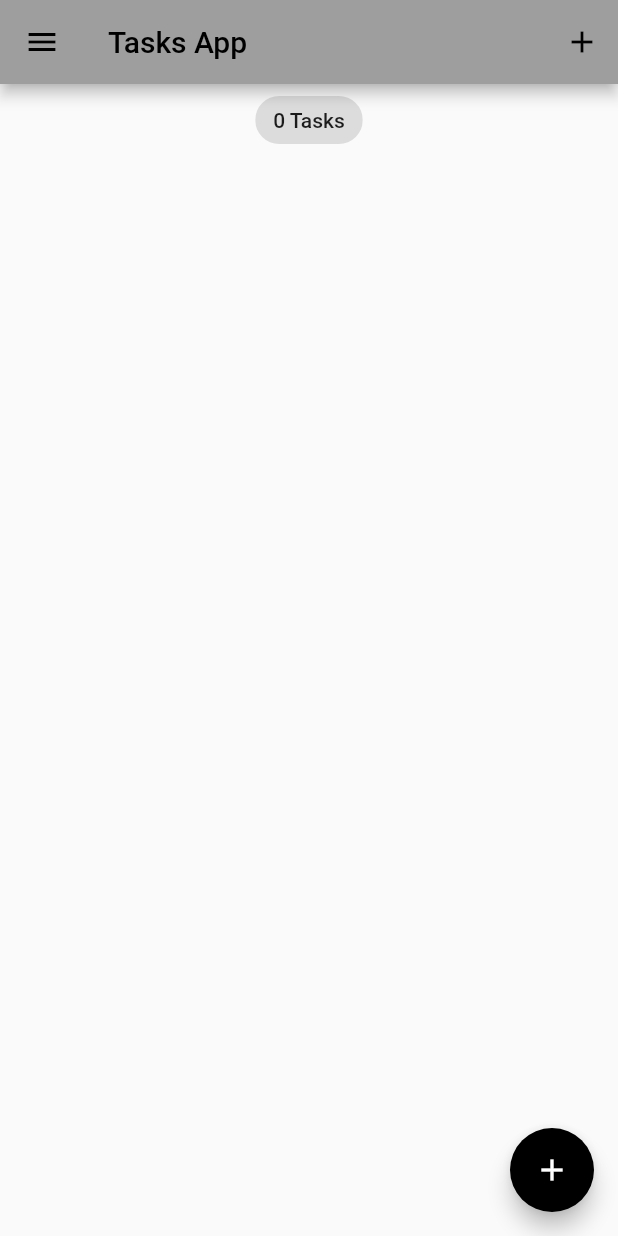
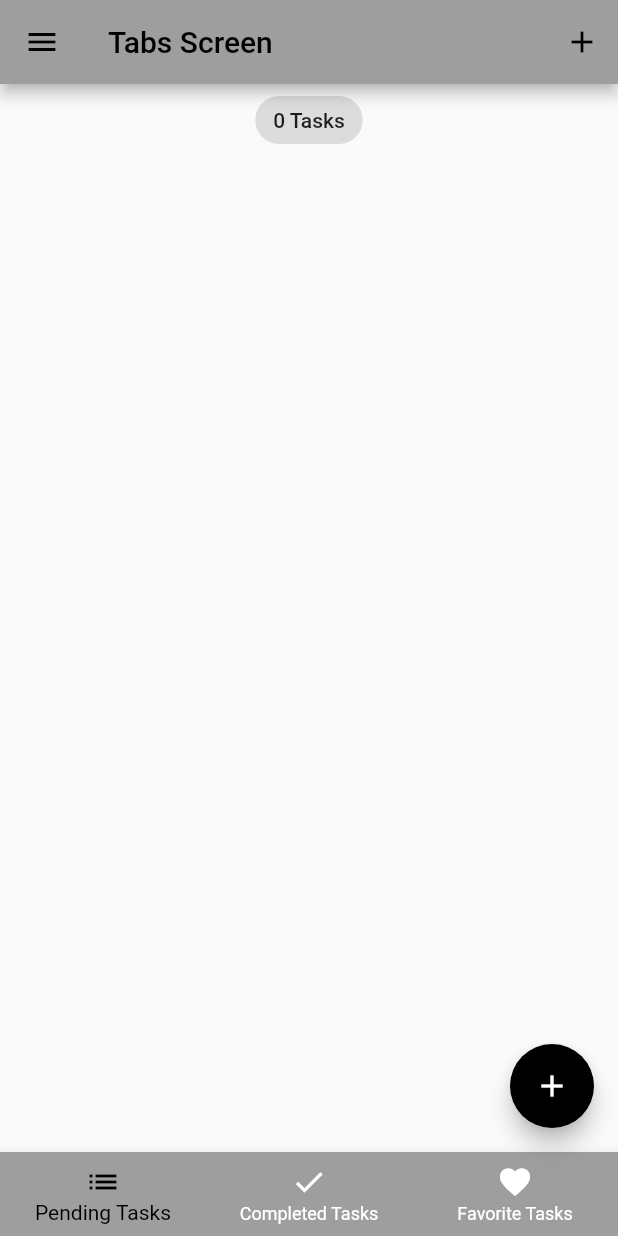
Before and after one commit to RitikRajoria/Notes_app_flutter, a Flutter app: the screen it shows after launch, in the side drawer, after a tap on the "add" icon, on a phone screen of 412 x 824 dp. Run offline on Flutter 3.47's test engine with Material 2 defaults, Android fonts, the phone set to English and light mode, and no system bars; our stand-ins replace bloc, equatable, flutter_bloc, hydrated_bloc.

Commit message:
bottom navigation bar

```diff
--- a/lib/main.dart
+++ b/lib/main.dart
@@ -1,4 +1,5 @@
 import 'package:flutter/material.dart';
+import 'package:notes_app/screen/tabs_screen.dart';
 import 'package:notes_app/services/app_router.dart';
 import 'package:notes_app/services/app_theme.dart';
 import 'package:path_provider/path_provider.dart';
@@ -43,7 +44,7 @@ class MyApp extends StatelessWidget {
             theme: state.switchValue
                 ? AppThemes.appThemeData[AppTheme.darkTheme]
                 : AppThemes.appThemeData[AppTheme.lightTheme],
-            home: const TasksScreen(),
+            home: const TabsScreen(),
             onGenerateRoute: appRouter.onGenerateRoute,
           );
         },
--- a/lib/screen/my_drawer.dart
+++ b/lib/screen/my_drawer.dart
@@ -1,6 +1,7 @@
 import 'package:flutter/material.dart';
 import 'package:notes_app/bloc/bloc_exports.dart';
 import 'package:notes_app/screen/recycle_bin.dart';
+import 'package:notes_app/screen/tabs_screen.dart';
 import 'package:notes_app/screen/task_screen.dart';
 
 class MyDrawer extends StatelessWidget {
@@ -23,8 +24,8 @@ class MyDrawer extends StatelessWidget {
             BlocBuilder<TasksBloc, TasksState>(
               builder: (context, state) {
                 return GestureDetector(
-                  onTap: () => Navigator.of(context)
-                      .pushReplacementNamed(TasksScreen.id),
+                  onTap: () =>
+                      Navigator.of(context).pushReplacementNamed(TabsScreen.id),
                   child: ListTile(
                     leading: const Icon(Icons.folder_special),
                     title: const Text('My Tasks'),
--- /dev/null
+++ b/lib/screen/tabs_screen.dart
@@ -0,0 +1,63 @@
+import 'package:flutter/material.dart';
+import 'package:notes_app/screen/add_task_screen.dart';
+import 'package:notes_app/screen/my_drawer.dart';
+import 'package:notes_app/screen/task_screen.dart';
+
+class TabsScreen extends StatelessWidget {
+  const TabsScreen({Key? key}) : super(key: key);
+
+  static const id = 'tabs_screen';
+
+  void _addTask(BuildContext context) {
+    showModalBottomSheet(
+      context: context,
+      builder: (context) => SingleChildScrollView(
+        child: Container(
+          padding:
+              EdgeInsets.only(bottom: MediaQuery.of(context).viewInsets.bottom),
+          child: AddTaskScreen(),
+        ),
+      ),
+    );
+  }
+
+  @override
+  Widget build(BuildContext context) {
+    return Scaffold(
+      appBar: AppBar(
+        title: Text('Tabs Screen'),
+        actions: [
+          IconButton(
+            onPressed: () => _addTask(context),
+            icon: const Icon(Icons.add),
+          )
+        ],
+      ),
+      drawer: MyDrawer(),
+      body: TasksScreen(),
+      floatingActionButton: FloatingActionButton(
+        onPressed: () => _addTask(context),
+        tooltip: 'Add Task',
+        child: const Icon(Icons.add),
+      ),
+      bottomNavigationBar: BottomNavigationBar(
+        currentIndex: 0,
+        onTap: (index) {},
+        items: const [
+          BottomNavigationBarItem(
+            icon: Icon(Icons.list),
+            label: 'Pending Tasks',
+          ),
+          BottomNavigationBarItem(
+            icon: Icon(Icons.done),
+            label: 'Completed Tasks',
+          ),
+          BottomNavigationBarItem(
+            icon: Icon(Icons.favorite),
+            label: 'Favorite Tasks',
+          ),
+        ],
+      ),
+    );
+  }
+}
--- a/lib/screen/task_screen.dart
+++ b/lib/screen/task_screen.dart
@@ -14,36 +14,12 @@ class TasksScreen extends StatefulWidget {
 }
 
 class _TasksScreenState extends State<TasksScreen> {
-  void _addTask(BuildContext context) {
-    showModalBottomSheet(
-      context: context,
-      builder: (context) => SingleChildScrollView(
-        child: Container(
-          padding:
-              EdgeInsets.only(bottom: MediaQuery.of(context).viewInsets.bottom),
-          child: AddTaskScreen(),
-        ),
-      ),
-    );
-  }
-
   @override
   Widget build(BuildContext context) {
     return BlocBuilder<TasksBloc, TasksState>(
       builder: (context, state) {
         List<Task> tasksList = state.allTasks;
-        return Scaffold(
-          appBar: AppBar(
-            title: const Text('Tasks App'),
-            actions: [
-              IconButton(
-                onPressed: () => _addTask(context),
-                icon: const Icon(Icons.add),
-              )
-            ],
-          ),
-          drawer: MyDrawer(),
-          body: Column(
+        return Column(
           crossAxisAlignment: CrossAxisAlignment.center,
           children: [
             Center(
@@ -57,12 +33,6 @@ class _TasksScreenState extends State<TasksScreen> {
               child: TasksList(tasksList: tasksList),
             ),
           ],
-          ),
-          floatingActionButton: FloatingActionButton(
-            onPressed: () => _addTask(context),
-            tooltip: 'Add Task',
-            child: const Icon(Icons.add),
-          ),
         );
       },
     );
--- a/lib/services/app_router.dart
+++ b/lib/services/app_router.dart
@@ -1,5 +1,6 @@
 import 'package:flutter/material.dart';
 import 'package:notes_app/screen/recycle_bin.dart';
+import 'package:notes_app/screen/tabs_screen.dart';
 import 'package:notes_app/screen/task_screen.dart';
 
 class AppRouter {
@@ -7,8 +8,8 @@ class AppRouter {
     switch (routeSettings.name) {
       case RecycleBin.id:
         return MaterialPageRoute(builder: (_) => const RecycleBin());
-      case TasksScreen.id:
-        return MaterialPageRoute(builder: (_) => const TasksScreen());
+      case TabsScreen.id:
+        return MaterialPageRoute(builder: (_) => const TabsScreen());
       default:
         return null;
     }
```
Lines whose indentation alone changed are shown as unchanged.
